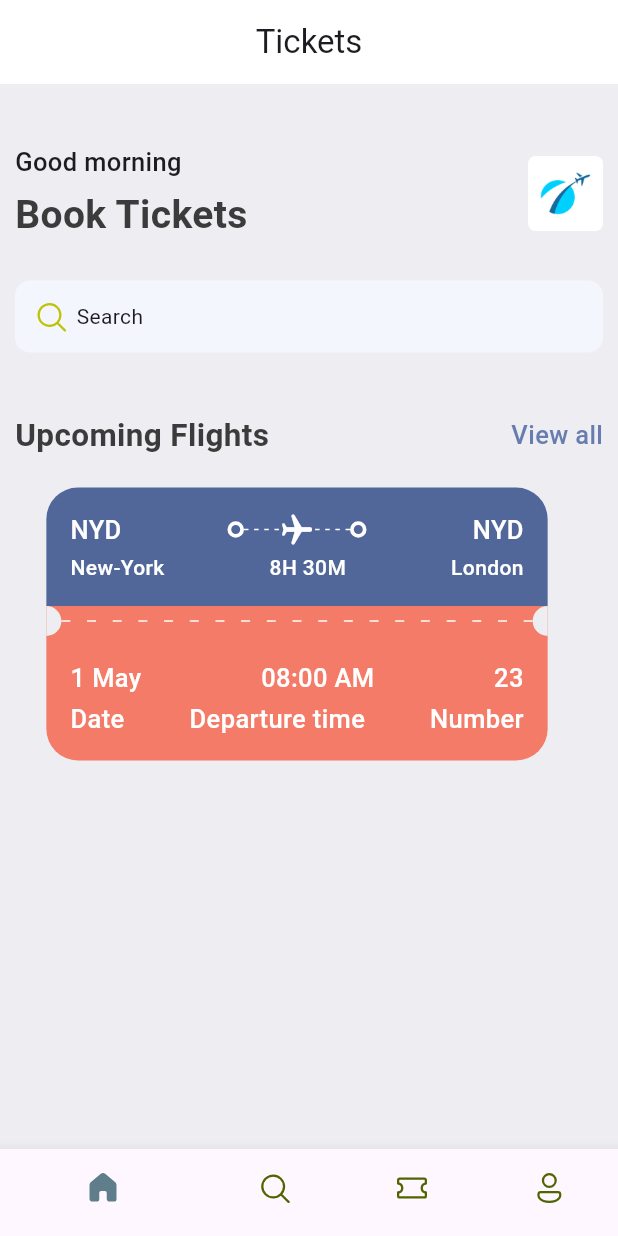
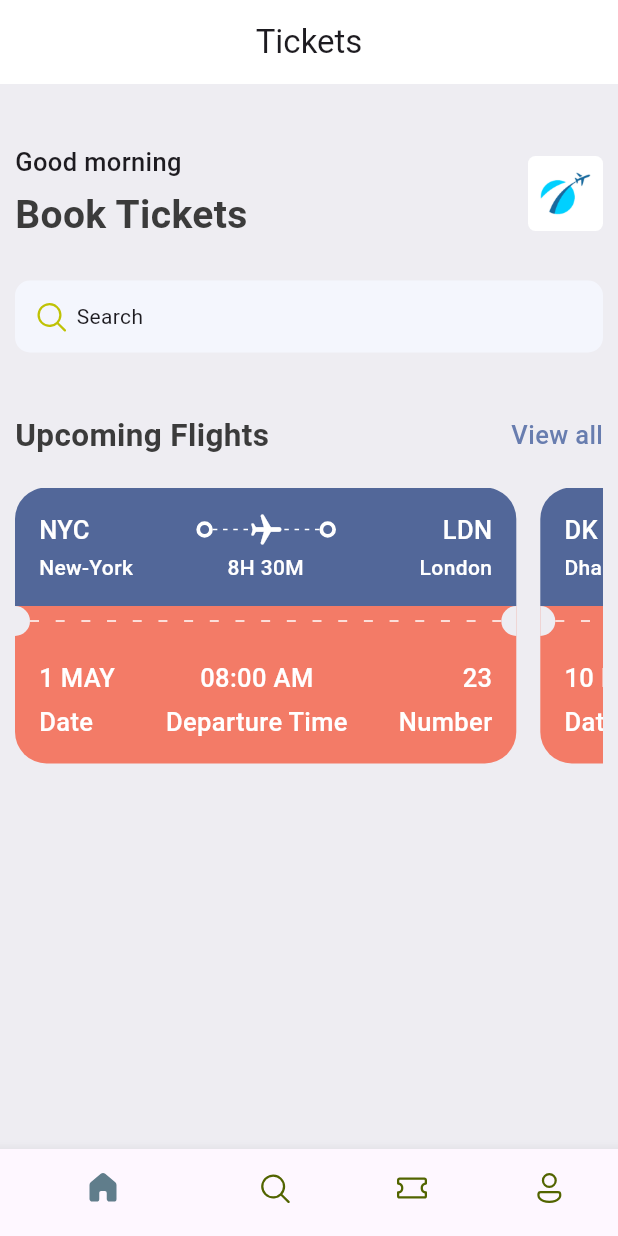
Before and after one commit to Lyon1011/ticket_app, a Flutter app: the screen it shows after launch, on a phone screen of 412 x 824 dp. Run offline on Flutter 3.47's test engine with Material 3 defaults, Android fonts, the phone set to English and light mode, and no system bars; our stand-ins replace fluentui_icons.

Commit message:
Feat: load data with json file to ticket

```diff
--- /dev/null
+++ b/lib/base/utils/all_json.dart
@@ -0,0 +1,30 @@
+List<Map<String, dynamic>> ticketList = [
+  {
+    'from': {
+      'code':"NYC",
+      'name':"New-York"
+    },
+    'to': {
+      'code':"LDN",
+      'name':"London"
+    },
+    'flying_time': '8H 30M',
+    'date': "1 MAY",
+    'departure_time':"08:00 AM",
+    "number":23
+  },
+  {
+    'from': {
+      'code':"DK",
+      'name':"Dhaka"
+    },
+    'to': {
+      'code':"SH",
+      'name':"Shanghai"
+    },
+    'flying_time': '4H 20M',
+    'date': "10 MAY",
+    'departure_time':"09:00 AM",
+    "number":45
+  },
+];
--- /dev/null
+++ b/lib/base/widgets/app_column_text_layout.dart
@@ -0,0 +1,21 @@
+import 'package:flutter/material.dart';
+import 'package:ticket_app/base/widgets/text_style_third.dart';
+
+class AppColumnTextLayout extends StatelessWidget {
+  final String topText;
+  final String bottomText;
+  final CrossAxisAlignment alignment;
+  const AppColumnTextLayout({super.key, required this.topText, required this.bottomText, required this.alignment});
+
+  @override
+  Widget build(BuildContext context) {
+    return Column(
+      crossAxisAlignment: alignment,
+      children: [
+        TextStyleThird(text: topText),
+        const SizedBox(height: 5,),
+        TextStyleThird(text: bottomText)
+      ],
+    );
+  }
+}
--- /dev/null
+++ b/lib/base/widgets/text_style_fourth.dart
@@ -0,0 +1,20 @@
+import 'package:flutter/material.dart';
+
+import '../res/styles/app_styles.dart';
+
+class TextStyleFourth extends StatelessWidget {
+  final String text;
+  final TextAlign align;
+
+  const TextStyleFourth({super.key, required this.text, this.align = TextAlign.start});
+
+  @override
+  Widget build(BuildContext context) {
+    return Text(
+      text,
+      textAlign: align,
+      style: AppStyles.headLineStyle4
+          .copyWith(color: Colors.white),
+    );
+  }
+}
--- /dev/null
+++ b/lib/base/widgets/text_style_third.dart
@@ -0,0 +1,18 @@
+import 'package:flutter/material.dart';
+
+import '../res/styles/app_styles.dart';
+
+class TextStyleThird extends StatelessWidget {
+  final String text;
+
+  const TextStyleThird({super.key, required this.text});
+
+  @override
+  Widget build(BuildContext context) {
+    return Text(
+      text,
+      style: AppStyles.headLineStyle3
+          .copyWith(color: Colors.white),
+    );
+  }
+}
--- a/lib/base/widgets/ticket_view.dart
+++ b/lib/base/widgets/ticket_view.dart
@@ -1,12 +1,16 @@
 import 'package:flutter/material.dart';
+import 'package:ticket_app/base/widgets/app_column_text_layout.dart';
 import 'package:ticket_app/base/widgets/app_layoutbuilder_widget.dart';
 import 'package:ticket_app/base/widgets/big_circle.dart';
 import 'package:ticket_app/base/widgets/big_dot.dart';
+import 'package:ticket_app/base/widgets/text_style_fourth.dart';
+import 'package:ticket_app/base/widgets/text_style_third.dart';
 
 import '../res/styles/app_styles.dart';
 
 class TicketView extends StatelessWidget {
-  const TicketView({super.key});
+  final Map<String, dynamic> ticket;
+  const TicketView({super.key, required this.ticket});
 
   @override
   Widget build(BuildContext context) {
@@ -32,11 +36,7 @@ class TicketView extends StatelessWidget {
                         children: [
                           Row(
                             children: [
-                              Text(
-                                'NYD',
-                                style: AppStyles.headLineStyle3
-                                    .copyWith(color: Colors.white),
-                              ),
+                              TextStyleThird(text: ticket['from']['code']),
                               Expanded(child: Container()),
                               const BigDot(),
                               Expanded(
@@ -60,11 +60,7 @@ class TicketView extends StatelessWidget {
                               )),
                               const BigDot(),
                               Expanded(child: Container()),
-                              Text(
-                                'NYD',
-                                style: AppStyles.headLineStyle3
-                                    .copyWith(color: Colors.white),
-                              )
+                              TextStyleThird(text: ticket['to']['code']),
                             ],
                           ),
                           const SizedBox(
@@ -72,22 +68,16 @@ class TicketView extends StatelessWidget {
                           ),
                           Row(
                             children: [
-                              Text(
-                                'New-York',
-                                style: AppStyles.headLineStyle4
-                                    .copyWith(color: Colors.white),
+                              SizedBox(
+                                width: 100,
+                                child: TextStyleFourth(text: ticket['from']['name'])
                               ),
                               Expanded(child: Container()),
-                              Text(
-                                "8H 30M",
-                                style: AppStyles.headLineStyle4
-                                    .copyWith(color: Colors.white),
-                              ),
+                              TextStyleFourth(text: ticket['flying_time']),
                               Expanded(child: Container()),
-                              Text(
-                                'London',
-                                style: AppStyles.headLineStyle4
-                                    .copyWith(color: Colors.white),
+                              SizedBox(
+                                width: 100,
+                                child: TextStyleFourth(text: ticket['to']['name'], align: TextAlign.end,),
                               )
                             ],
                           )
@@ -118,61 +108,14 @@ class TicketView extends StatelessWidget {
                     borderRadius: const BorderRadius.only(
                         bottomLeft: Radius.circular(21),
                         bottomRight: Radius.circular(21))),
-                child: Column(
+                child: Row(
+                  mainAxisAlignment: MainAxisAlignment.spaceBetween,
                   children: [
-                    Container(
-                      child: Column(
-                        children: [
-                          Row(
-                            children: [
-                              Text(
-                                '1 May',
-                                style: AppStyles.headLineStyle3
-                                    .copyWith(color: Colors.white),
-                              ),
-                              Expanded(child: Container()),
-                              Text(
-                                '08:00 AM',
-                                style: AppStyles.headLineStyle3
-                                    .copyWith(color: Colors.white),
-                              ),
-                              Expanded(child: Container()),
-                              Text(
-                                '23',
-                                style: AppStyles.headLineStyle3
-                                    .copyWith(color: Colors.white),
-                              )
-                            ],
-                          ),
-                          const SizedBox(
-                            height: 3,
-                          ),
-                          Row(
-                            children: [
-                              Text(
-                                'Date',
-                                style: AppStyles.headLineStyle3
-                                    .copyWith(color: Colors.white),
-                              ),
-                              Expanded(child: Container()),
-                              Text(
-                                "Departure time",
-                                style: AppStyles.headLineStyle3
-                                    .copyWith(color: Colors.white),
-                              ),
-                              Expanded(child: Container()),
-                              Text(
-                                'Number',
-                                style: AppStyles.headLineStyle3
-                                    .copyWith(color: Colors.white),
-                              )
-                            ],
-                          )
-                        ],
-                      ),
-                    ),
+                    AppColumnTextLayout(topText: ticket['date'], bottomText: 'Date', alignment: CrossAxisAlignment.start),
+                    AppColumnTextLayout(topText: ticket['departure_time'], bottomText: 'Departure Time', alignment: CrossAxisAlignment.center),
+                    AppColumnTextLayout(topText: ticket['number'].toString(), bottomText: 'Number', alignment: CrossAxisAlignment.end),
                   ],
-                ),
+                )
               ),
             ],
           ),
--- a/lib/screens/home_screen.dart
+++ b/lib/screens/home_screen.dart
@@ -1,5 +1,6 @@
 import 'package:fluentui_icons/fluentui_icons.dart';
 import 'package:flutter/material.dart';
+import 'package:ticket_app/base/utils/all_json.dart';
 import 'package:ticket_app/base/widgets/app_double_text.dart';
 import 'package:ticket_app/base/widgets/ticket_view.dart';
 
@@ -84,7 +85,12 @@ class HomeScreen extends StatelessWidget {
                   const SizedBox(
                     height: 20,
                   ),
-                  const TicketView()
+                  SingleChildScrollView(
+                    scrollDirection: Axis.horizontal,
+                    child: Row(
+                      children: ticketList.map((singleTicket) => TicketView(ticket: singleTicket,)).toList(),
+                    ),
+                  )
                 ],
               )),
         ]));
```
